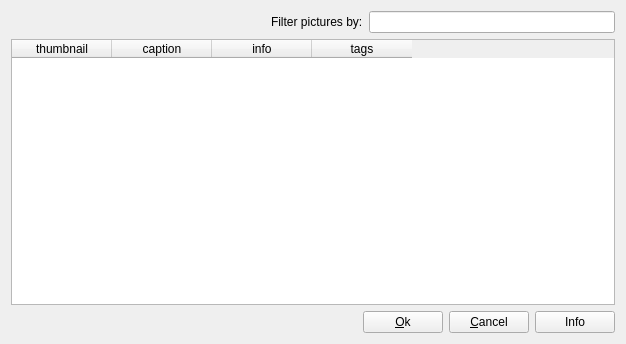
The window that client/uiforms/picture_select.ui (Wolframe/configurator) describes before a commit, drawn with Qt 5.
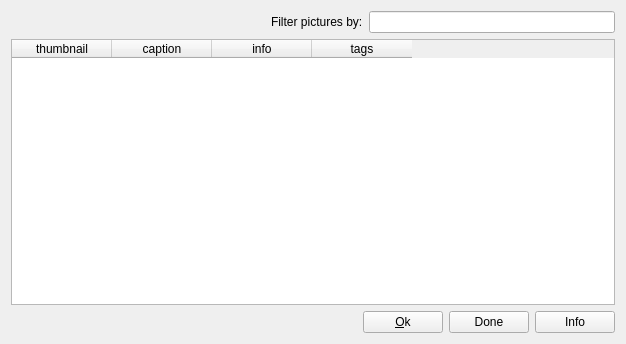
The same window after the commit. Icons and pictures are not drawn.

Commit message: fix add category form and make picture selection non modal

Patch:
```diff
--- a/client/uiforms/picture_select.ui
+++ b/client/uiforms/picture_select.ui
@@ -51,7 +51,7 @@
         <bool>true</bool>
        </property>
        <property name="text">
-        <string>&amp;Cancel</string>
+        <string>Done</string>
        </property>
        <property name="form" stdset="0">
         <string notr="true">_CLOSE_</string>
```
Left out of the diff: 3 changed lines with no effect on the pictures. The commit also changes 2 other files.
